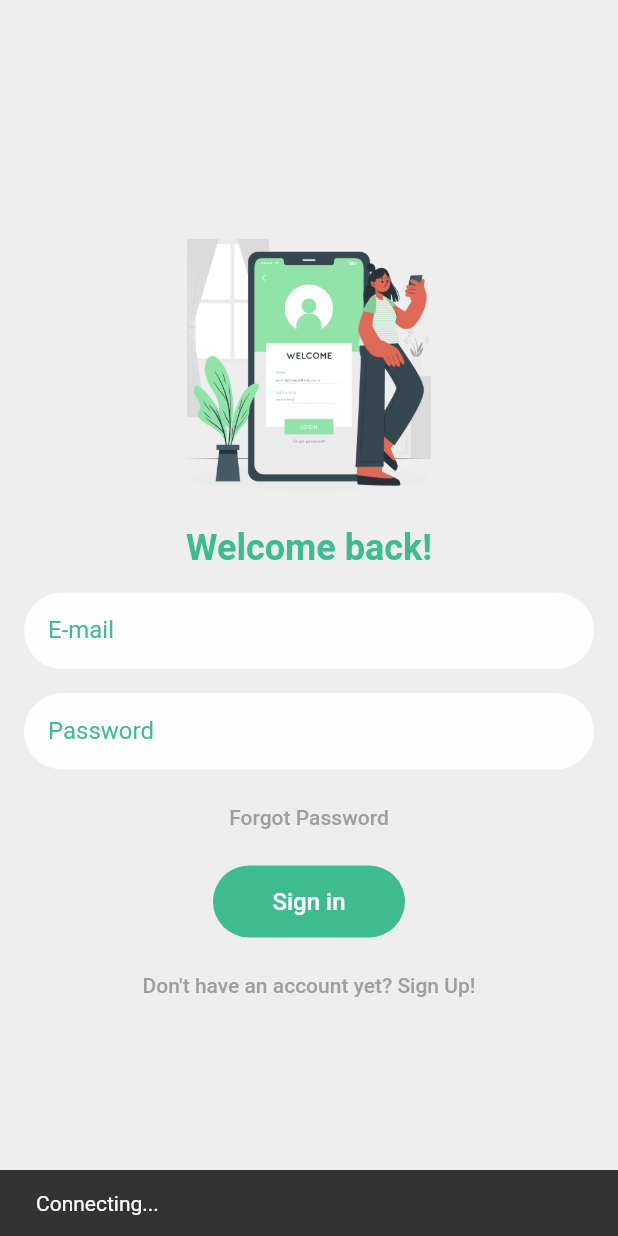
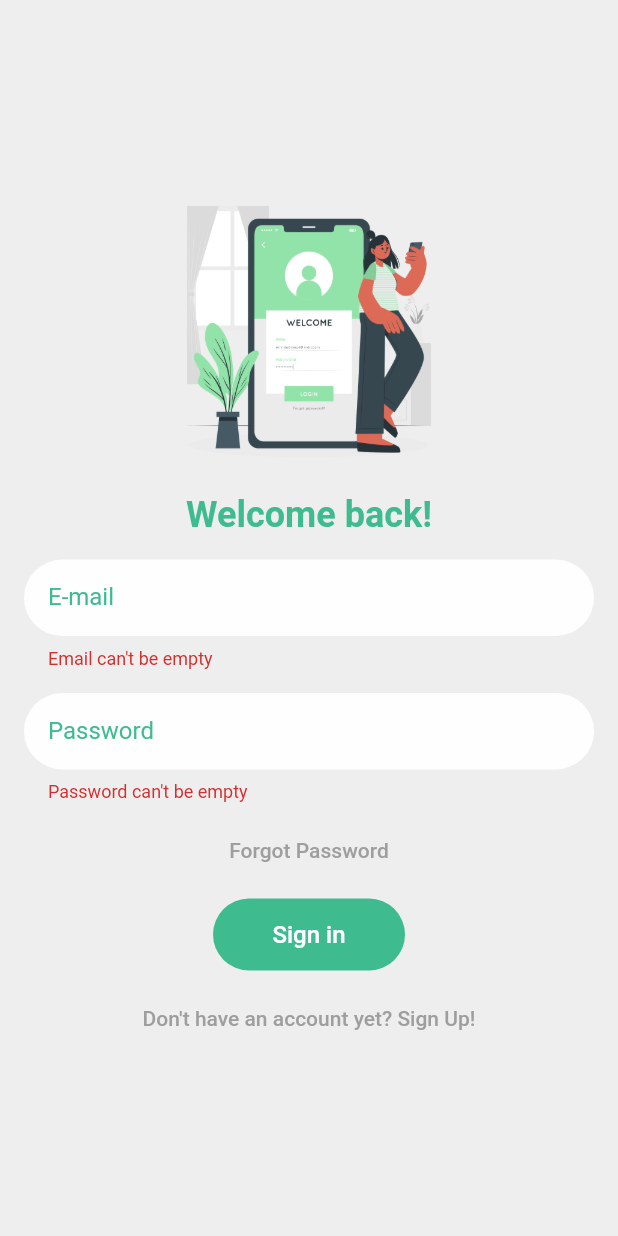
Before and after one commit to devkaio/mynotes, a Flutter app: the screen it shows after launch, after a tap on "Sign in", on a phone screen of 412 x 824 dp. Run offline on Flutter 3.47's test engine with Material 2 defaults, Android fonts, the phone set to English and light mode, and no system bars; our stand-ins replace firebase_auth, firebase_core; accounts and stored records are empty.

Commit message:
minor updates into auth, login and profile pages

```diff
--- a/lib/main.dart
+++ b/lib/main.dart
@@ -2,9 +2,7 @@ import 'package:flutter/material.dart';
 import 'package:firebase_core/firebase_core.dart';
 import 'package:my_notes/pages/login_page.dart';
 
-void main() async {
-  WidgetsFlutterBinding.ensureInitialized();
-  await Firebase.initializeApp();
+void main() {
   runApp(MyApp());
 }
 
--- a/lib/pages/login_page.dart
+++ b/lib/pages/login_page.dart
@@ -1,25 +1,58 @@
+import 'package:firebase_auth/firebase_auth.dart';
+import 'package:firebase_core/firebase_core.dart';
 import 'package:flutter/material.dart';
+import 'package:my_notes/pages/profile_page.dart';
+import 'package:my_notes/services/fire_auth.dart';
 import 'package:my_notes/shared/button_widget.dart';
 import 'package:my_notes/shared/input_text_widget.dart';
 import 'package:my_notes/shared/text_button_widget.dart';
 import 'package:my_notes/shared/text_widget.dart';
+import 'package:my_notes/validators/validator.dart';
 
 class LoginPage extends StatefulWidget {
-  const LoginPage({Key? key}) : super(key: key);
-
   @override
   _LoginPageState createState() => _LoginPageState();
 }
 
 class _LoginPageState extends State<LoginPage> {
-  final GlobalKey<FormState> _formKey = GlobalKey<FormState>();
+  final _formKey = GlobalKey<FormState>();
+
+  final _emailTextController = TextEditingController();
+  final _passwordTextController = TextEditingController();
+
+  final _focusEmail = FocusNode();
+  final _focusPassword = FocusNode();
+
+  bool _isProcessing = false;
+
+  Future<FirebaseApp> _initializeFirebase() async {
+    FirebaseApp firebaseApp = await Firebase.initializeApp();
+
+    User? user = FirebaseAuth.instance.currentUser;
+
+    if (user != null) {
+      Navigator.of(context).pushReplacement(
+        MaterialPageRoute(
+          builder: (context) => ProfilePage(
+            user: user,
+          ),
+        ),
+      );
+    }
+
+    return firebaseApp;
+  }
 
   @override
   Widget build(BuildContext context) {
     return Scaffold(
       backgroundColor: Color(0xFFEEEEEE),
       body: SafeArea(
-        child: Container(
+        child: FutureBuilder(
+          future: _initializeFirebase(),
+          builder: (context, snapshot) {
+            if (snapshot.connectionState == ConnectionState.done) {
+              return Container(
                 alignment: Alignment.center,
                 child: SingleChildScrollView(
                   child: Column(
@@ -30,7 +63,8 @@ class _LoginPageState extends State<LoginPage> {
                         child: Column(
                           children: [
                             Image(
-                        image: AssetImage('assets/images/login_image.png'),
+                              image:
+                                  AssetImage('assets/images/login_image.png'),
                               width: 200,
                               fit: BoxFit.cover,
                             ),
@@ -43,14 +77,22 @@ class _LoginPageState extends State<LoginPage> {
                             InputTextWidget(
                               label: 'E-mail',
                               hintText: 'Type your e-mail',
+                              controller: _emailTextController,
+                              focusNode: _focusEmail,
                               onChanged: (value) {},
                               obscureText: false,
+                              validator: (value) =>
+                                  Validator.validateEmail(email: value),
                             ),
                             InputTextWidget(
                               label: 'Password',
                               hintText: 'Type your password',
+                              controller: _passwordTextController,
+                              focusNode: _focusPassword,
                               onChanged: (value) {},
                               obscureText: true,
+                              validator: (value) =>
+                                  Validator.validatePassword(password: value),
                             ),
                             TextButtonWidget(
                               onPressed: () {
@@ -58,19 +100,59 @@ class _LoginPageState extends State<LoginPage> {
                               },
                               text: 'Forgot Password',
                             ),
-                      ButtonWidget(
+                            _isProcessing
+                                ? CircularProgressIndicator()
+                                : ButtonWidget(
                                     text: 'Sign in',
-                        onPressed: () {
+                                    onPressed: () async {
+                                      _focusEmail.unfocus();
+                                      _focusPassword.unfocus();
                                       if (_formKey.currentState!.validate()) {
-                            ScaffoldMessenger.of(context).showSnackBar(
-                                SnackBar(content: Text('Connecting...')));
+                                        setState(() {
+                                          _isProcessing = true;
+                                        });
+
+                                        User? user = await FireAuth
+                                            .signInUsingEmailPassword(
+                                          email: _emailTextController.text,
+                                          password:
+                                              _passwordTextController.text,
+                                        );
+
+                                        setState(() {
+                                          _isProcessing = false;
+                                        });
+
+                                        if (user != null) {
+                                          Navigator.of(context).pushReplacement(
+                                            MaterialPageRoute(
+                                              builder: (context) =>
+                                                  ProfilePage(user: user),
+                                            ),
+                                          );
+                                        }
                                       }
                                     },
                                     color: Color(0xFF3EBC90),
                                   ),
                             TextButtonWidget(
-                        onPressed: () {
-                          Navigator.pushNamed(context, '/create-account');
+                              onPressed: () async {
+                                if (_formKey.currentState!.validate()) {
+                                  User? user =
+                                      await FireAuth.signInUsingEmailPassword(
+                                    email: _emailTextController.text,
+                                    password: _passwordTextController.text,
+                                  );
+                                  print('success');
+                                  if (user != null) {
+                                    Navigator.of(context).pushReplacement(
+                                      MaterialPageRoute(
+                                          builder: (context) =>
+                                              ProfilePage(user: user)),
+                                    );
+                                    print('fail');
+                                  }
+                                }
                               },
                               text: 'Don\'t have an account yet? Sign Up!',
                             ),
@@ -80,6 +162,12 @@ class _LoginPageState extends State<LoginPage> {
                     ],
                   ),
                 ),
+              );
+            }
+            return Center(
+              child: CircularProgressIndicator(),
+            );
+          },
         ),
       ),
     );
--- a/lib/services/fire_auth.dart
+++ b/lib/services/fire_auth.dart
@@ -0,0 +1,70 @@
+import 'package:firebase_auth/firebase_auth.dart';
+import 'package:flutter/material.dart';
+
+class FireAuth {
+  // For registering a new user
+  static Future<User?> registerUsingEmailPassword({
+    required String name,
+    required String email,
+    required String password,
+  }) async {
+    FirebaseAuth auth = FirebaseAuth.instance;
+    User? user;
+
+    try {
+      UserCredential userCredential = await auth.createUserWithEmailAndPassword(
+        email: email,
+        password: password,
+      );
+
+      user = userCredential.user;
+      await user!.updateDisplayName(name);
+      await user.reload();
+      user = auth.currentUser;
+    } on FirebaseAuthException catch (e) {
+      if (e.code == 'weak-password') {
+        print('The password provided is too weak.');
+      } else if (e.code == 'email-already-in-use') {
+        print('The account already exists for that email.');
+      }
+    } catch (e) {
+      print(e);
+    }
+
+    return user;
+  }
+
+  // For signing in an user (have already registered)
+  static Future<User?> signInUsingEmailPassword({
+    required String email,
+    required String password,
+  }) async {
+    FirebaseAuth auth = FirebaseAuth.instance;
+    User? user;
+
+    try {
+      UserCredential userCredential = await auth.signInWithEmailAndPassword(
+        email: email,
+        password: password,
+      );
+      user = userCredential.user;
+    } on FirebaseAuthException catch (e) {
+      if (e.code == 'user-not-found') {
+        print('No user found for that email.');
+      } else if (e.code == 'wrong-password') {
+        print('Wrong password provided.');
+      }
+    }
+
+    return user;
+  }
+
+  static Future<User?> refreshUser(User user) async {
+    FirebaseAuth auth = FirebaseAuth.instance;
+
+    await user.reload();
+    User? refreshedUser = auth.currentUser;
+
+    return refreshedUser;
+  }
+}
--- a/lib/shared/input_text_widget.dart
+++ b/lib/shared/input_text_widget.dart
@@ -6,6 +6,7 @@ class InputTextWidget extends StatelessWidget {
   final String label;
   final String hintText;
   final validator;
+  final focusNode;
   final ValueChanged<String> onChanged;
   final bool obscureText;
 
@@ -16,6 +17,7 @@ class InputTextWidget extends StatelessWidget {
     required this.label,
     required this.hintText,
     this.validator,
+    this.focusNode,
     required this.onChanged,
     required this.obscureText,
   }) : super(key: key);
@@ -27,6 +29,7 @@ class InputTextWidget extends StatelessWidget {
       child: TextFormField(
         controller: controller,
         validator: validator,
+        focusNode: focusNode,
         keyboardType: textInputType,
         onChanged: onChanged,
         obscureText: obscureText,
--- a/lib/validators/validator.dart
+++ b/lib/validators/validator.dart
@@ -0,0 +1,31 @@
+class Validator {
+  static String? validateName({required String name}) {
+    if (name.isEmpty) {
+      return 'Name can\'t be empty';
+    }
+    return null;
+  }
+
+  static String? validateEmail({required String email}) {
+    RegExp emailRegExp = RegExp(
+        r"^[a-zA-Z0-9.!#$%&'*+/=?^_`{|}~-]+@[a-zA-Z0-9](?:[a-zA-Z0-9-]{0,253}[a-zA-Z0-9])?(?:\.[a-zA-Z0-9](?:[a-zA-Z0-9-]{0,253}[a-zA-Z0-9])?)*$");
+
+    if (email.isEmpty) {
+      return 'Email can\'t be empty';
+    } else if (!emailRegExp.hasMatch(email)) {
+      return 'Enter a correct email';
+    }
+
+    return null;
+  }
+
+  static String? validatePassword({required String password}) {
+    if (password.isEmpty) {
+      return 'Password can\'t be empty';
+    } else if (password.length < 6) {
+      return 'Enter a password with length at least 6';
+    }
+
+    return null;
+  }
+}
--- a/pubspec.yaml
+++ b/pubspec.yaml
@@ -34,6 +34,7 @@ dependencies:
   intl: ^0.17.0
   firebase: ^9.0.1
   firebase_core: ^1.3.0
+  provider: ^5.0.0
 
 dev_dependencies:
   flutter_test:
```
Also changed, not shown: lib/pages/profile_page.dart (+96 -0 lines), pubspec.lock, 1 other file. Lines whose indentation alone changed are shown as unchanged.
